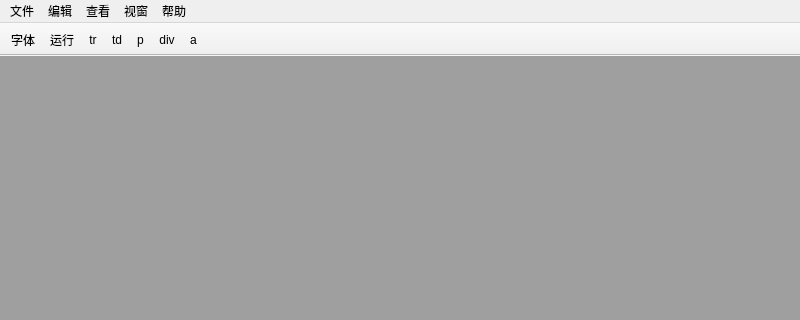
sonichy/HTYEdit, file mainwindow.ui: the form before one commit; both pictures show x 0 to 800 and y 0 to 320 of the 800 by 600 pixel window.
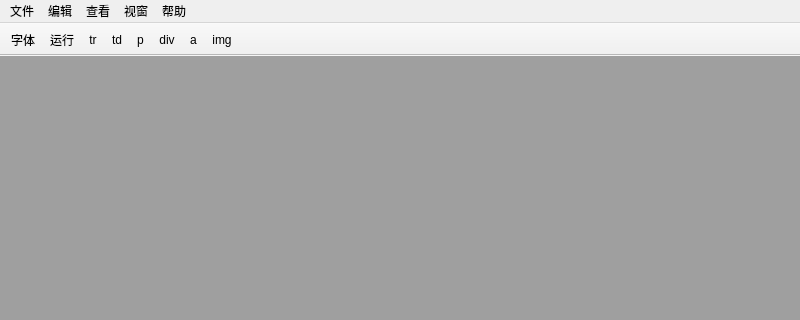
The form after the commit. Icons and pictures are not drawn.

Diff of the .ui file:
```diff
--- a/mainwindow.ui
+++ b/mainwindow.ui
@@ -151,6 +151,7 @@
    <addaction name="action_p"/>
    <addaction name="action_div"/>
    <addaction name="action_a"/>
+   <addaction name="action_img"/>
   </widget>
   <widget class="QStatusBar" name="statusBar"/>
   <action name="action_new">
@@ -511,6 +512,17 @@
     <string>Ctrl+Shift+A</string>
    </property>
   </action>
+  <action name="action_img">
+   <property name="text">
+    <string>img</string>
+   </property>
+   <property name="toolTip">
+    <string>Ctrl+Shift+I</string>
+   </property>
+   <property name="shortcut">
+    <string>Ctrl+Shift+I</string>
+   </property>
+  </action>
  </widget>
  <layoutdefault spacing="6" margin="11"/>
  <resources>
```
